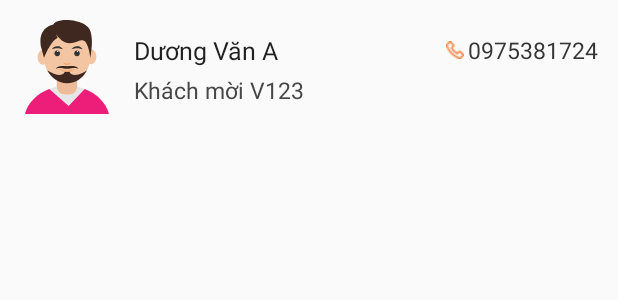
After one commit to hahai96/ProjectAnhThanh, an Android app: the layout item_guest.xml on its own in the app's theme, with its tools: preview values and no code run, on a phone screen of 412 x 824 dp. The commit adds this screen. Shown: the top 300 px of the screen. Run offline under Robolectric (Android 15) with nearby library versions, the phone set to English and light mode, and no system bars.

Commit message:
màn hình 6

```diff
--- a/app/build.gradle
+++ b/app/build.gradle
@@ -42,4 +42,5 @@ dependencies {
     implementation 'com.github.clans:fab:1.6.4'
     implementation 'com.jakewharton:butterknife:9.0.0-rc2'
     annotationProcessor 'com.jakewharton:butterknife-compiler:9.0.0-rc2'
+    implementation 'com.blankj:utilcode:1.22.1'
 }
--- /dev/null
+++ b/app/src/main/res/layout/item_guest.xml
@@ -0,0 +1,62 @@
+<?xml version="1.0" encoding="utf-8"?>
+<android.support.constraint.ConstraintLayout
+    xmlns:android="http://schemas.android.com/apk/res/android"
+    xmlns:app="http://schemas.android.com/apk/res-auto"
+    xmlns:tools="http://schemas.android.com/tools"
+    android:layout_width="match_parent"
+    android:layout_height="wrap_content">
+
+    <ImageView
+        android:id="@+id/iv_guest"
+        android:layout_width="@dimen/_48sdp"
+        android:layout_height="@dimen/_48sdp"
+        android:layout_marginStart="@dimen/_10sdp"
+        android:layout_marginTop="@dimen/_10sdp"
+        android:layout_marginBottom="@dimen/_10sdp"
+        app:layout_constraintBottom_toBottomOf="parent"
+        app:layout_constraintStart_toStartOf="parent"
+        app:layout_constraintTop_toTopOf="parent"
+        app:srcCompat="@drawable/ic_man" />
+
+    <TextView
+        android:id="@+id/tv_name_guest"
+        android:layout_width="0dp"
+        android:layout_height="wrap_content"
+        android:layout_marginStart="@dimen/_10sdp"
+        android:layout_marginEnd="@dimen/_10sdp"
+        android:layout_marginBottom="@dimen/_1sdp"
+        android:layout_marginTop="@dimen/_4sdp"
+        android:text="Dương Văn A"
+        android:textSize="@dimen/_13ssp"
+        android:textAppearance="@style/TextAppearance.AppCompat.Large"
+        app:layout_constraintBottom_toTopOf="@+id/tv_id_guest"
+        app:layout_constraintEnd_toStartOf="@+id/tv_phone_guest"
+        app:layout_constraintStart_toEndOf="@+id/iv_guest"
+        app:layout_constraintTop_toTopOf="@+id/iv_guest" />
+
+    <TextView
+        android:id="@+id/tv_id_guest"
+        android:layout_width="wrap_content"
+        android:layout_height="wrap_content"
+        android:layout_marginBottom="@dimen/_4sdp"
+        android:layout_marginTop="@dimen/_1sdp"
+        android:text="Khách mời V123"
+        android:textSize="@dimen/_12ssp"
+        android:textColor="@color/text_id_guest"
+        app:layout_constraintBottom_toBottomOf="@+id/iv_guest"
+        app:layout_constraintStart_toStartOf="@+id/tv_name_guest" />
+
+    <TextView
+        android:id="@+id/tv_phone_guest"
+        android:layout_width="wrap_content"
+        android:layout_height="wrap_content"
+        android:layout_marginEnd="@dimen/_10sdp"
+        android:drawableStart="@drawable/ic_phone"
+        android:drawablePadding="@dimen/_2sdp"
+        android:text="0975381724"
+        android:textColor="@color/text_phone_guest"
+        android:textSize="@dimen/_12ssp"
+        app:layout_constraintBottom_toBottomOf="@+id/tv_name_guest"
+        app:layout_constraintEnd_toEndOf="parent"
+        app:layout_constraintTop_toTopOf="@+id/tv_name_guest" />
+</android.support.constraint.ConstraintLayout>
```
Also changed, not shown: app/src/main/java/com/example/ha_hai/projectanhthanh/Guest.java (added, +40 -0 lines), app/src/main/java/com/example/ha_hai/projectanhthanh/MainActivity.java (+59 -53 lines), app/src/main/java/com/example/ha_hai/projectanhthanh/MyRecyclerAdapter.java (+38 -10 lines), app/src/main/res/drawable/basket.xml (added, +8 -0 lines), app/src/main/res/layout/layout_suggestion.xml (added, +58 -0 lines).
